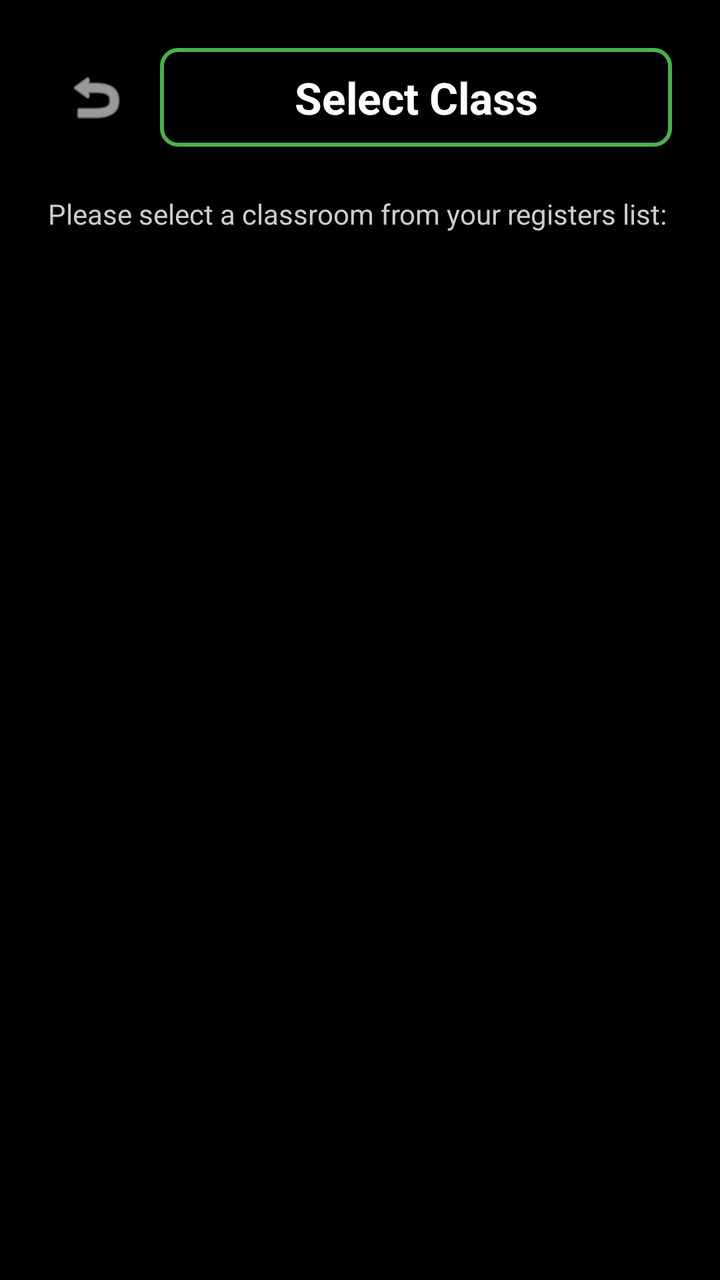
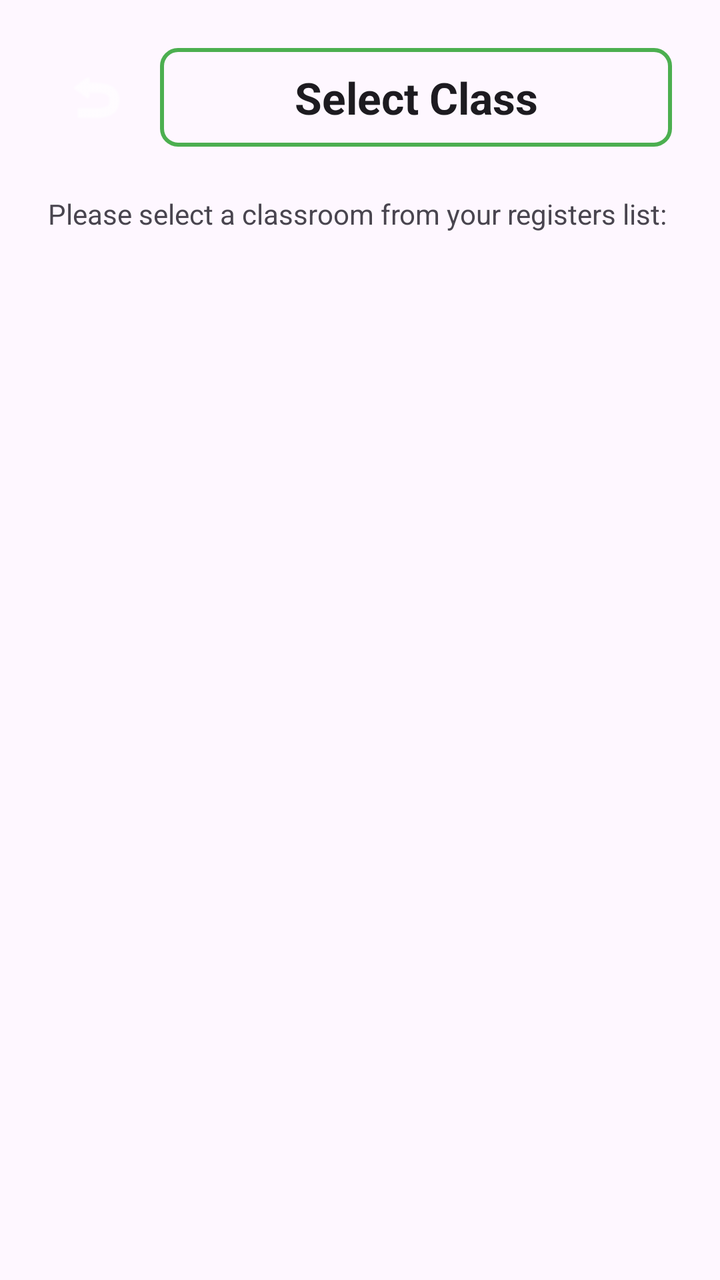

Before-and-after screenshots of an Android layout around one commit, followed by the original layout XML and the change that was made.
<!-- AndroidManifest.xml: application theme Theme.VITeacherToolkit -->
<!-- res/layout/activity_class_selection.xml -->
<?xml version="1.0" encoding="utf-8"?>
<LinearLayout xmlns:android="http://schemas.android.com/apk/res/android"
    android:layout_width="match_parent"
    android:layout_height="match_parent"
    android:orientation="vertical"
    android:padding="24dp"
    android:background="#000000">

    
    <LinearLayout
        android:layout_width="match_parent"
        android:layout_height="wrap_content"
        android:orientation="horizontal"
        android:gravity="center_vertical"
        android:layout_marginBottom="24dp">

        <ImageButton
            android:id="@+id/btnBack"
            android:layout_width="48dp"
            android:layout_height="48dp"
            android:background="?attr/selectableItemBackgroundBorderless"
            android:src="@android:drawable/ic_menu_revert"
            android:contentDescription="Go back"
            android:tint="#FFFFFF"
            android:padding="12dp"
            android:layout_marginRight="8dp" />

        <TextView
            android:id="@+id/tvTitle"
            android:layout_width="0dp"
            android:layout_height="wrap_content"
            android:layout_weight="1"
            android:text="Select Class"
            android:textColor="#FFFFFF"
            android:textSize="22sp"
            android:textStyle="bold"
            android:background="@drawable/border_green"
            android:gravity="center"
            android:accessibilityHeading="true"
            android:importantForAccessibility="yes" />
    </LinearLayout>

    <TextView
        android:layout_width="match_parent"
        android:layout_height="wrap_content"
        android:text="Please select a classroom from your registers list:"
        android:textColor="#CCCCCC"
        android:textSize="14sp"
        android:layout_marginBottom="20dp"
        android:importantForAccessibility="yes" />

    <androidx.recyclerview.widget.RecyclerView
        android:id="@+id/rvClassSelection"
        android:layout_width="match_parent"
        android:layout_height="0dp"
        android:layout_weight="1"
        android:importantForAccessibility="yes" />

</LinearLayout>
<!-- resources referenced by this layout -->
<resources>
  <!-- drawable border_green (drawable) -->
  <?xml version="1.0" encoding="utf-8"?>
  <shape xmlns:android="http://schemas.android.com/apk/res/android"
      android:shape="rectangle">
      <stroke
          android:width="2dp"
          android:color="#FF4CAF50" /> 
      <padding
          android:left="16dp"
          android:top="10dp"
          android:right="16dp"
          android:bottom="10dp" />
      <corners
          android:radius="8dp" />
  </shape>
  <style name="Theme.VITeacherToolkit" parent="Base.Theme.VITeacherToolkit" />
  <style name="Base.Theme.VITeacherToolkit" parent="Theme.Material3.DayNight.NoActionBar">
          
          <item name="colorPrimary">@color/lavender</item>
          <item name="colorOnPrimary">@color/black</item>
  
          
          <item name="android:spinnerStyle">@style/CustomSpinnerStyle</item>
          <item name="android:spinnerItemStyle">@style/CustomSpinnerItemStyle</item>
          <item name="android:spinnerDropDownItemStyle">@style/CustomSpinnerDropDownItemStyle</item>
          <item name="spinnerDropDownItemStyle">@style/CustomSpinnerDropDownItemStyle</item>
      </style>
  <color name="lavender">#FFE1BEE7</color>
  <color name="black">#FF000000</color>
  <style name="CustomSpinnerStyle" parent="Widget.AppCompat.Spinner">
          <item name="android:popupBackground">@color/grey_dark</item>
      </style>
  <style name="CustomSpinnerItemStyle" parent="Widget.AppCompat.TextView.SpinnerItem">
          <item name="android:textColor">@color/white</item>
          <item name="android:textSize">16sp</item>
      </style>
  <style name="CustomSpinnerDropDownItemStyle" parent="Widget.AppCompat.DropDownItem.Spinner">
          <item name="android:textColor">@color/white</item>
          <item name="android:background">@color/grey_dark</item>
          <item name="android:checkMarkTint">@color/lavender</item>
          <item name="android:textSize">16sp</item>
          <item name="android:padding">12dp</item>
      </style>
  <color name="grey_dark">#FF333333</color>
  <color name="white">#FFFFFFFF</color>
</resources>

<!-- the commit's change to res/layout/activity_class_selection.xml (unified diff, before → after) -->
@@ -4,7 +4,7 @@
     android:layout_height="match_parent"
     android:orientation="vertical"
     android:padding="24dp"
-    android:background="#000000">
+    android:background="?android:attr/windowBackground">
 
     
     <LinearLayout
@@ -31,7 +31,7 @@
             android:layout_height="wrap_content"
             android:layout_weight="1"
             android:text="Select Class"
-            android:textColor="#FFFFFF"
+            android:textColor="?android:attr/textColorPrimary"
             android:textSize="22sp"
             android:textStyle="bold"
             android:background="@drawable/border_green"
@@ -44,7 +44,7 @@
         android:layout_width="match_parent"
         android:layout_height="wrap_content"
         android:text="Please select a classroom from your registers list:"
-        android:textColor="#CCCCCC"
+        android:textColor="?android:attr/textColorSecondary"
         android:textSize="14sp"
         android:layout_marginBottom="20dp"
         android:importantForAccessibility="yes" />
<!-- resource entries referenced after the edit -->
@@ -30,20 +30,20 @@
   <color name="lavender">#FFE1BEE7</color>
   <color name="black">#FF000000</color>
   <style name="CustomSpinnerStyle" parent="Widget.AppCompat.Spinner">
-          <item name="android:popupBackground">@color/grey_dark</item>
+          <item name="android:popupBackground">@color/white</item>
       </style>
   <style name="CustomSpinnerItemStyle" parent="Widget.AppCompat.TextView.SpinnerItem">
-          <item name="android:textColor">@color/white</item>
+          <item name="android:textColor">@color/black</item>
           <item name="android:textSize">16sp</item>
       </style>
   <style name="CustomSpinnerDropDownItemStyle" parent="Widget.AppCompat.DropDownItem.Spinner">
-          <item name="android:textColor">@color/white</item>
-          <item name="android:background">@color/grey_dark</item>
-          <item name="android:checkMarkTint">@color/lavender</item>
+          <item name="android:textColor">@color/black</item>
+          <item name="android:background">@color/white</item>
+          <item name="android:checkMarkTint">@color/lavender_dark</item>
           <item name="android:textSize">16sp</item>
           <item name="android:padding">12dp</item>
       </style>
-  <color name="grey_dark">#FF333333</color>
   <color name="white">#FFFFFFFF</color>
+  <color name="lavender_dark">#FFB080FF</color>
 </resources>
 
